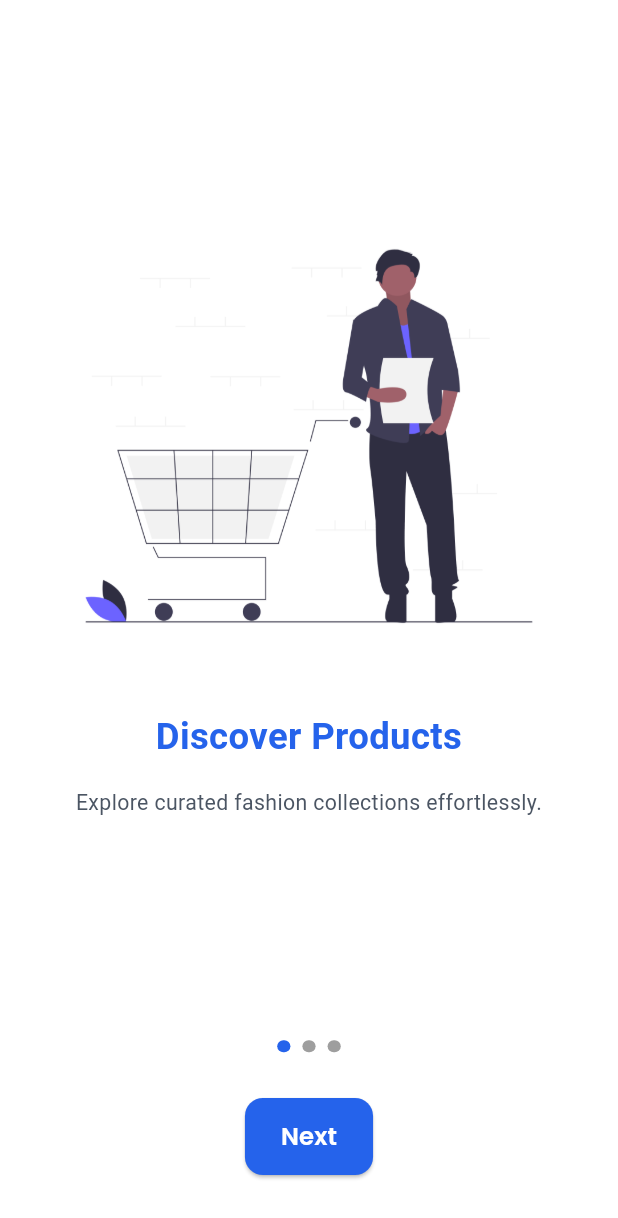
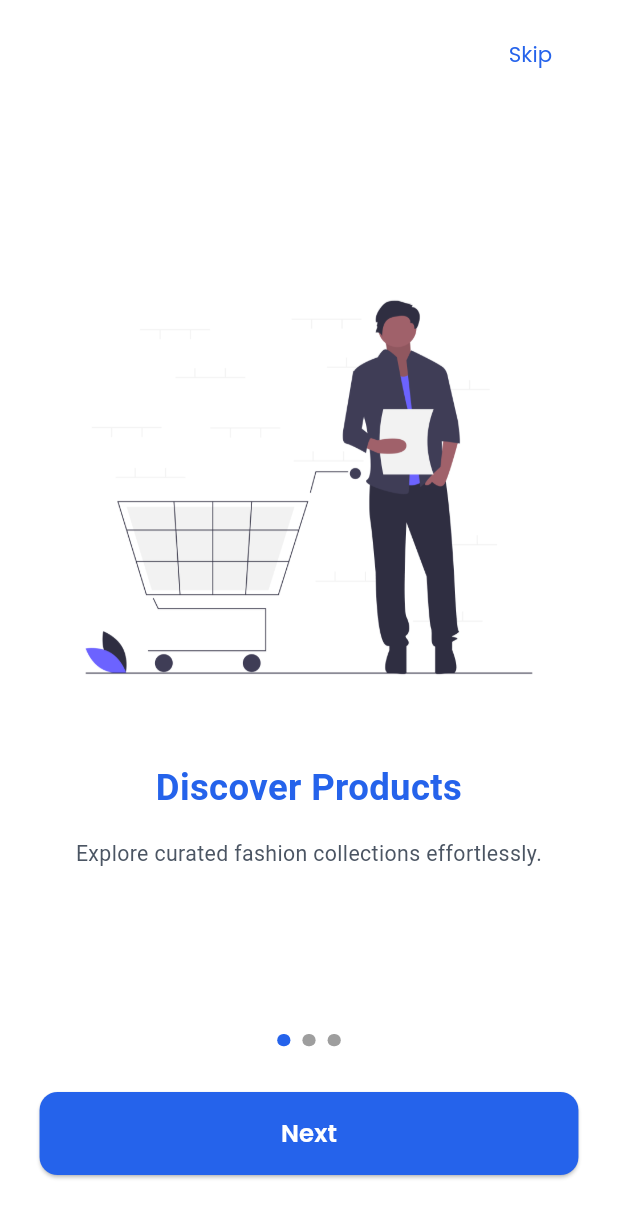
Before and after one commit to SalahHassan202/flutter_cartify_app, a Flutter app: the screen it shows after launch, on a phone screen of 412 x 824 dp. Shown: the top 1218 px of the screen. Run offline on Flutter 3.47's test engine with Material 3 defaults, Android fonts, the phone set to English and light mode, and no system bars; drawn by our look-alikes of smooth_page_indicator; our stand-ins replace dio, flutter_bloc, flutter_screenutil, google_fonts.

Commit message:
update onboarding screen file

```diff
--- a/lib/features/onboarding/screens/onboarding_screen.dart
+++ b/lib/features/onboarding/screens/onboarding_screen.dart
@@ -1,6 +1,7 @@
 import 'package:flutter/material.dart';
 import 'package:flutter_screenutil/flutter_screenutil.dart';
 import 'package:smooth_page_indicator/smooth_page_indicator.dart';
+
 import '../../../core/constants/app_assets.dart';
 import '../../../core/constants/app_colors.dart';
 import '../../../core/constants/app_text_styles.dart';
@@ -38,11 +39,40 @@ class _OnboardingScreenState extends State<OnboardingScreen> {
 
   @override
   Widget build(BuildContext context) {
+    final bool isLastPage = currentIndex == pages.length - 1;
+
     return Scaffold(
       backgroundColor: AppColors.lightBackground,
       body: SafeArea(
         child: Column(
           children: [
+            /// 🔹 Skip Button (Top Right)
+            Padding(
+              padding: EdgeInsets.symmetric(horizontal: 24.w, vertical: 12.h),
+              child: Row(
+                mainAxisAlignment: MainAxisAlignment.end,
+                children: [
+                  if (!isLastPage)
+                    TextButton(
+                      onPressed: () {
+                        _controller.animateToPage(
+                          pages.length - 1,
+                          duration: const Duration(milliseconds: 500),
+                          curve: Curves.easeInOut,
+                        );
+                      },
+                      child: Text(
+                        "Skip",
+                        style: AppTextStyles.body.copyWith(
+                          color: AppColors.primary,
+                        ),
+                      ),
+                    ),
+                ],
+              ),
+            ),
+
+            /// 🔹 Pages
             Expanded(
               child: PageView.builder(
                 controller: _controller,
@@ -58,6 +88,7 @@ class _OnboardingScreenState extends State<OnboardingScreen> {
               ),
             ),
 
+            /// 🔹 Indicator
             SmoothPageIndicator(
               controller: _controller,
               count: pages.length,
@@ -70,11 +101,14 @@ class _OnboardingScreenState extends State<OnboardingScreen> {
 
             SizedBox(height: 30.h),
 
+            /// 🔹 Next / Get Started Button
             Padding(
               padding: EdgeInsets.symmetric(horizontal: 24.w),
+              child: SizedBox(
+                width: double.infinity,
                 child: ElevatedButton(
                   onPressed: () {
-                  if (currentIndex == pages.length - 1) {
+                    if (isLastPage) {
                     } else {
                       _controller.nextPage(
                         duration: const Duration(milliseconds: 500),
@@ -83,10 +117,11 @@ class _OnboardingScreenState extends State<OnboardingScreen> {
                     }
                   },
                   child: Padding(
-                  padding: EdgeInsets.symmetric(vertical: 14.h),
+                    padding: EdgeInsets.symmetric(vertical: 16.h),
                     child: Text(
-                    currentIndex == pages.length - 1 ? "Get Started" : "Next",
+                      isLastPage ? "Get Started" : "Next",
                       style: AppTextStyles.button,
+                    ),
                   ),
                 ),
               ),
```
Lines whose indentation alone changed are shown as unchanged.
